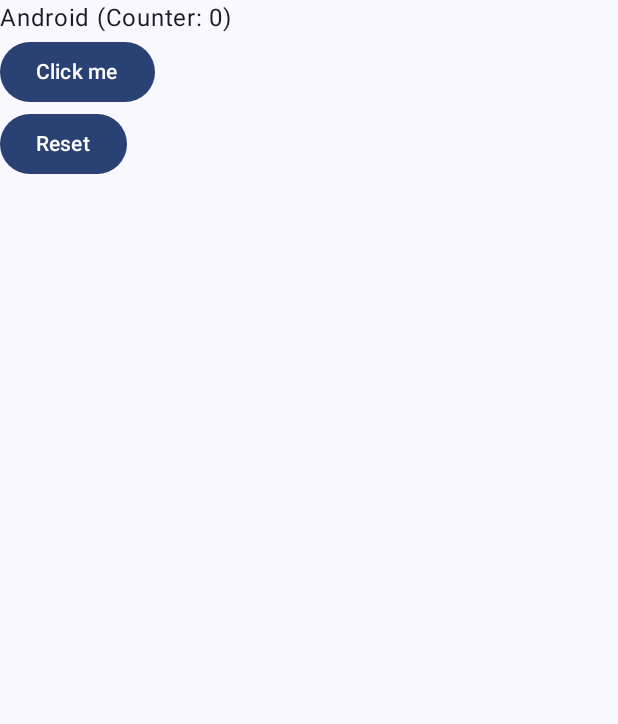
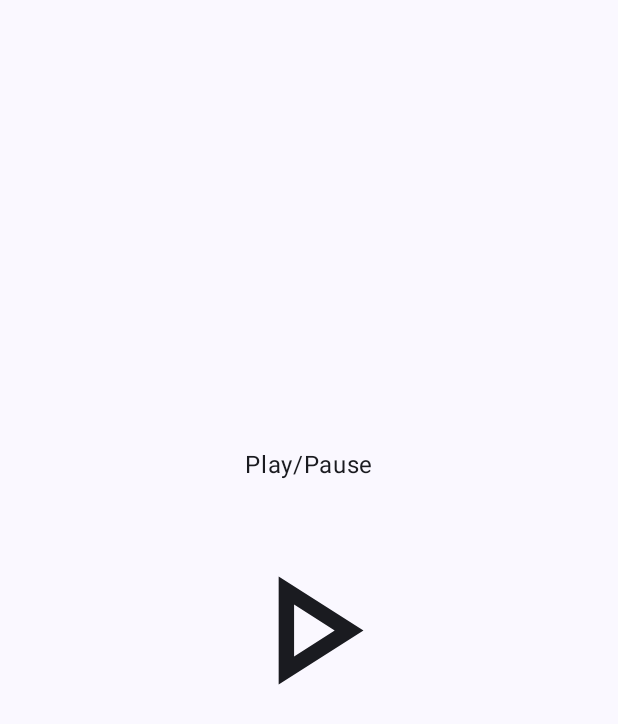
Before and after one commit to Julius-Babies/JH_DVBerry, an Android app built with Jetpack Compose: the screen it shows after launch (MainActivity), on a phone screen of 412 x 824 dp. Shown: the top 724 px of the screen. Run offline under Robolectric (Android 15) with nearby library versions, the phone set to English and light mode, and no system bars.

Commit message:
upadate the Play/Pause button

```diff
--- a/app/build.gradle.kts
+++ b/app/build.gradle.kts
@@ -58,4 +58,5 @@
     debugImplementation(libs.androidx.ui.test.manifest)
     implementation("com.squareup.okhttp3:okhttp:4.12.0")
     implementation("org.jetbrains.kotlinx:kotlinx-serialization-json:1.6.0")
+    implementation("androidx.compose.material:material-icons-extended:1.6.0")
 }
--- a/app/src/main/java/org/jugendhackt/wegweiser/MainActivity.kt
+++ b/app/src/main/java/org/jugendhackt/wegweiser/MainActivity.kt
@@ -5,17 +5,17 @@
 import androidx.activity.compose.setContent
 import androidx.activity.enableEdgeToEdge
 import androidx.activity.viewModels
-import androidx.compose.foundation.layout.Column
-import androidx.compose.foundation.layout.fillMaxSize
-import androidx.compose.foundation.layout.padding
-import androidx.compose.material3.Button
-import androidx.compose.material3.Scaffold
-import androidx.compose.material3.Text
-import androidx.compose.runtime.Composable
-import androidx.compose.runtime.mutableStateOf
-import androidx.compose.runtime.remember
+import androidx.compose.foundation.layout.*
+import androidx.compose.material3.*
+import androidx.compose.material.icons.Icons
+import androidx.compose.material.icons.outlined.Pause
+import androidx.compose.material.icons.outlined.PlayArrow
+import androidx.compose.runtime.*
+import androidx.compose.ui.Alignment
 import androidx.compose.ui.Modifier
+import androidx.compose.ui.platform.LocalConfiguration
 import androidx.compose.ui.tooling.preview.Preview
+import androidx.compose.ui.unit.dp
 import org.jugendhackt.wegweiser.ui.theme.WegweiserTheme
 
 class MainActivity : ComponentActivity() {
@@ -25,23 +25,25 @@
         setContent {
             WegweiserTheme {
                 Scaffold(modifier = Modifier.fillMaxSize()) { innerPadding ->
+                    // Beispielhaftes ViewModel; falls nicht vorhanden, ggf. anpassen oder entfernen
                     val viewModel by viewModels<MainViewModel>()
-                    var counter = remember { mutableStateOf(0) }
-                    Column {
+
+                    Column(
+                        verticalArrangement = Arrangement.Center,
+                        horizontalAlignment = Alignment.CenterHorizontally,
+                        modifier = Modifier
+                            .fillMaxSize()
+                            .padding(innerPadding)
+                    ) {
                         Greeting(
-                            name = "Android (Counter: ${counter.value})",
-                            modifier = Modifier.padding(innerPadding)
+                            name = "Play/Pause",
+                            modifier = Modifier.padding(bottom = 16.dp)
                         )
-                        Button(onClick = {
-                            counter.value = counter.value + 1
-                        }) {
-                            Text("Click me")
-                        }
-                        Button(onClick = {
-                            counter.value = 0
-                        }) {
-                            Text("Reset")
-                        }
+
+                        // Hier wird der Play/Pause-Button aufgerufen:
+                        PlayPauseButton()
+
+                        Spacer(modifier = Modifier.height(24.dp))
                     }
                 }
             }
@@ -52,15 +54,46 @@
 @Composable
 fun Greeting(name: String = "Fuck Nazis!", modifier: Modifier = Modifier) {
     Text(
-        text = name,  // Or text :)
+        text = name,
         modifier = modifier
     )
+}
+
+@Composable
+fun PlayPauseButton() {
+    var isPlaying by remember { mutableStateOf(false) }
+    // Erhalte die aktuelle Bildschirmbreite
+    val configuration = LocalConfiguration.current
+    val screenWidth = configuration.screenWidthDp.dp
+    // Setze die Button-Größe auf 40% der Bildschirmbreite
+    val buttonSize = screenWidth * 0.4f
+    // Wähle die Icon-Größe als 75% des Button-Durchmessers
+    val iconSize = buttonSize * 0.75f
+
+    IconButton(
+        onClick = { isPlaying = !isPlaying },
+        modifier = Modifier.size(buttonSize)
+    ) {
+        if (isPlaying) {
+            Icon(
+                imageVector = Icons.Outlined.Pause,
+                contentDescription = "Pause",
+                modifier = Modifier.size(iconSize)
+            )
+        } else {
+            Icon(
+                imageVector = Icons.Outlined.PlayArrow,
+                contentDescription = "Play",
+                modifier = Modifier.size(iconSize)
+            )
+        }
+    }
 }
 
 @Preview(showBackground = true)
 @Composable
 fun GreetingPreview() {
     WegweiserTheme {
-            Greeting("Android")
+        Greeting("Android")
     }
 }
```
